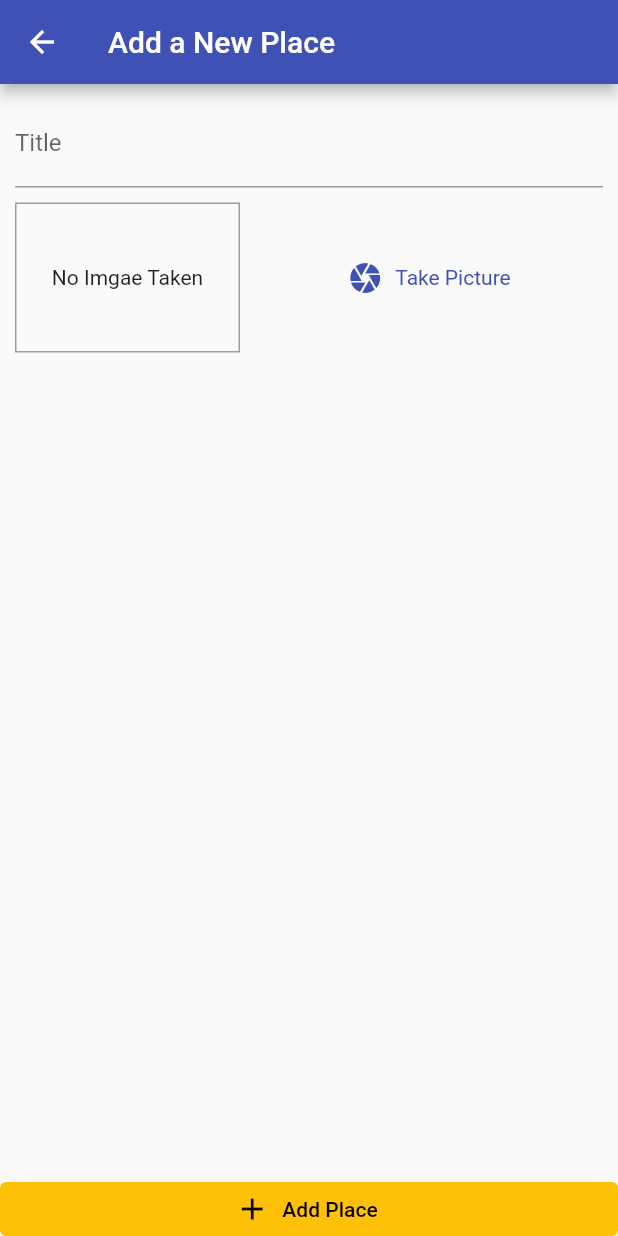
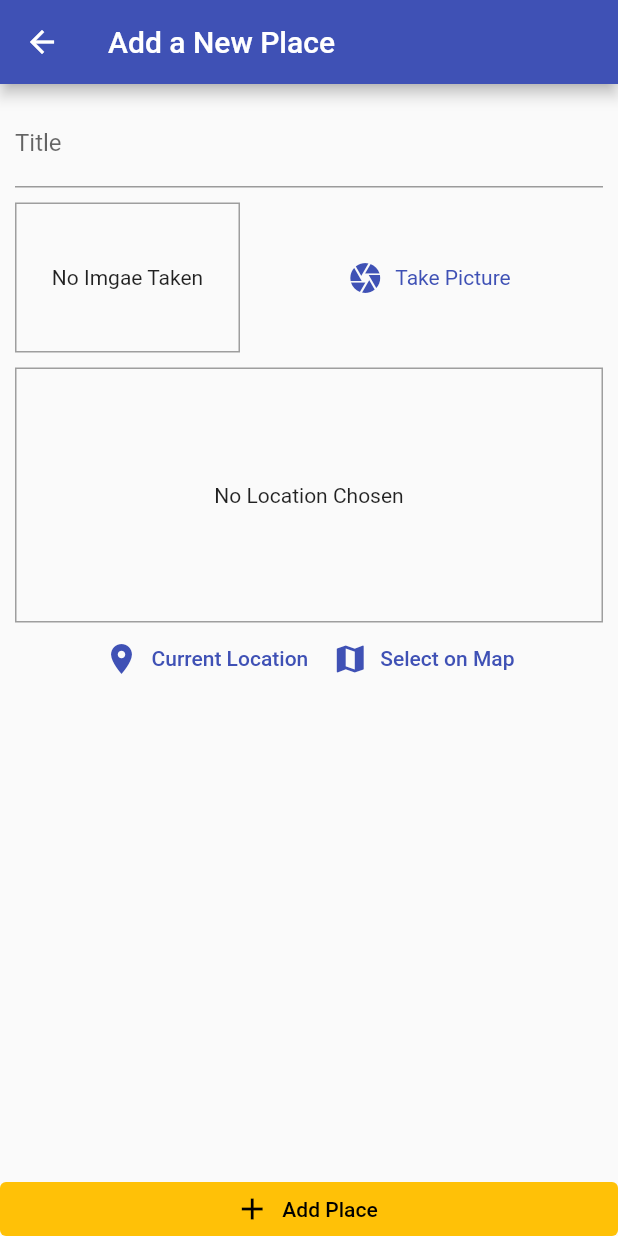
Before and after one commit to Dilman01/great_places_app, a Flutter app: the screen it shows after launch, after a tap on the "add" icon, on a phone screen of 412 x 824 dp. Run offline on Flutter 3.47's test engine with Material 2 defaults, Android fonts, the phone set to English and light mode, and no system bars; our stand-ins replace image_picker, location, sqflite; accounts and stored records are empty.

Commit message:
Add Location input and display a static map

```diff
--- /dev/null
+++ b/lib/helpers/db_helper.dart
@@ -0,0 +1,30 @@
+import 'package:sqflite/sqflite.dart' as sql;
+import 'package:path/path.dart' as path;
+
+class DBHelper {
+  static Future<sql.Database> database() async {
+    final dbPath = await sql.getDatabasesPath();
+    return sql.openDatabase(
+      path.join(dbPath, 'places.db'),
+      onCreate: (db, version) {
+        return db.execute(
+            'CREATE TABLE user_places(id TEXT PRIMARY KEY, title TEXT, image TEXT)');
+      },
+      version: 1,
+    );
+  }
+
+  static Future<void> insert(String table, Map<String, Object> data) async {
+    final db = await DBHelper.database();
+    db.insert(
+      table,
+      data,
+      conflictAlgorithm: sql.ConflictAlgorithm.replace,
+    );
+  }
+
+  static Future<List<Map<String, dynamic>>> getData(String table) async {
+    final db = await DBHelper.database();
+    return db.query(table);
+  }
+}
--- /dev/null
+++ b/lib/helpers/location_helper.dart
@@ -0,0 +1,20 @@
+import 'dart:convert';
+
+import 'package:http/http.dart' as http;
+import 'package:great_places_app/security/google_api_key.dart';
+
+class LocationHelper {
+  static String generateLocationPreviewImage({
+    required double latitude,
+    required double longitude,
+  }) {
+    return 'https://maps.googleapis.com/maps/api/staticmap?center=$latitude,$longitude&zoom=16&size=600x300&maptype=roadmap&markers=color:red%7Clabel:A%7C$latitude,$longitude&key=$GOOGLE_API_KEY';
+  }
+
+  static Future<String> getPlaceAddress(double lat, double lng) async {
+    final url = Uri.parse(
+        'https://maps.googleapis.com/maps/api/geocode/json?latlng=$lat,$lng&key=$GOOGLE_API_KEY');
+    final response = await http.get(url);
+    return json.decode(response.body)['results'][0]['formatted_address'];
+  }
+}
--- a/lib/providers/great_places.dart
+++ b/lib/providers/great_places.dart
@@ -2,6 +2,7 @@ import 'dart:io';
 
 import 'package:flutter/foundation.dart';
 import 'package:great_places_app/models/place.dart';
+import 'package:great_places_app/helpers/db_helper.dart';
 
 class GreatPlaces with ChangeNotifier {
   List<Place> _items = [];
@@ -22,5 +23,25 @@ class GreatPlaces with ChangeNotifier {
     );
     _items.add(newPlace);
     notifyListeners();
+    DBHelper.insert('user_places', {
+      'id': newPlace.id,
+      'title': newPlace.title,
+      'image': newPlace.image.path,
+    });
+  }
+
+  Future<void> fetchAndSetPlaces() async {
+    final dataList = await DBHelper.getData('user_places');
+    _items = dataList
+        .map(
+          (item) => Place(
+            id: item['id'],
+            image: File(item['image']),
+            title: item['title'],
+            location: null,
+          ),
+        )
+        .toList();
+    notifyListeners();
   }
 }
--- a/lib/screens/add_place_screen.dart
+++ b/lib/screens/add_place_screen.dart
@@ -4,6 +4,7 @@ import 'dart:io';
 
 import 'package:flutter/material.dart';
 import 'package:great_places_app/widgets/image_input.dart';
+import 'package:great_places_app/widgets/location_input.dart';
 import 'package:provider/provider.dart';
 import 'package:great_places_app/providers/great_places.dart';
 
@@ -58,6 +59,10 @@ class _AddPlaceScreenState extends State<AddPlaceScreen> {
                       height: 10,
                     ),
                     ImageInput(_selectImage),
+                    SizedBox(
+                      height: 10,
+                    ),
+                    LocationInput(),
                   ],
                 ),
               ),
--- a/lib/screens/places_list_screen.dart
+++ b/lib/screens/places_list_screen.dart
@@ -23,7 +23,15 @@ class PlacesListScreen extends StatelessWidget {
           ),
         ],
       ),
-      body: Consumer<GreatPlaces>(
+      body: FutureBuilder(
+        future: Provider.of<GreatPlaces>(context, listen: false)
+            .fetchAndSetPlaces(),
+        builder: (ctx, snapshot) => snapshot.connectionState ==
+                ConnectionState.waiting
+            ? Center(
+                child: CircularProgressIndicator(),
+              )
+            : Consumer<GreatPlaces>(
                 child: Center(
                   child: Text('Got no places yet, start adding some'),
                 ),
@@ -42,6 +50,7 @@ class PlacesListScreen extends StatelessWidget {
                         ),
                       ),
               ),
+      ),
     );
   }
 }
--- /dev/null
+++ b/lib/widgets/location_input.dart
@@ -0,0 +1,75 @@
+// ignore_for_file: unnecessary_null_comparison, prefer_const_constructors
+
+import 'package:flutter/material.dart';
+import 'package:location/location.dart';
+import 'package:great_places_app/helpers/location_helper.dart';
+
+class LocationInput extends StatefulWidget {
+  const LocationInput({super.key});
+
+  @override
+  State<LocationInput> createState() => _LocationInputState();
+}
+
+class _LocationInputState extends State<LocationInput> {
+  String? _previewImageUrl;
+
+  Future<void> _getCurrentUserLocation() async {
+    final locData = await Location().getLocation();
+
+    final staticMapImageUrl = LocationHelper.generateLocationPreviewImage(
+      latitude: locData.latitude!,
+      longitude: locData.longitude!,
+    );
+    setState(() {
+      _previewImageUrl = staticMapImageUrl;
+    });
+  }
+
+  @override
+  Widget build(BuildContext context) {
+    return Column(
+      children: [
+        Container(
+          height: 170,
+          width: double.infinity,
+          alignment: Alignment.center,
+          decoration: BoxDecoration(
+            border: Border.all(width: 1, color: Colors.grey),
+          ),
+          child: _previewImageUrl == null
+              ? Text(
+                  'No Location Chosen',
+                  textAlign: TextAlign.center,
+                )
+              : Image.network(
+                  _previewImageUrl!,
+                  fit: BoxFit.cover,
+                  width: double.infinity,
+                ),
+        ),
+        Row(
+          mainAxisAlignment: MainAxisAlignment.center,
+          children: [
+            TextButton.icon(
+              icon: Icon(Icons.location_on),
+              label: Text('Current Location'),
+              style: TextButton.styleFrom(
+                primary: Theme.of(context).primaryColor,
+              ),
+              onPressed: _getCurrentUserLocation,
+            ),
+            TextButton.icon(
+              icon: Icon(Icons.map),
+              label: Text('Select on Map'),
+              style: TextButton.styleFrom(
+                primary: Theme.of(context).primaryColor,
+              ),
+              onPressed: () {},
+            ),
+          ],
+        ),
+      ],
+    );
+  }
+}
--- a/pubspec.yaml
+++ b/pubspec.yaml
@@ -33,6 +33,9 @@ dependencies:
   image_picker: ^0.8.5+3
   path_provider: ^2.0.11
   path: ^1.8.2
+  sqflite: ^2.0.3
+  location: ^4.4.0
+  http: ^0.13.4
 
 
   # The following adds the Cupertino Icons font to your application.
```
Also changed, not shown: pubspec.lock, 3 other files. Lines whose indentation alone changed are shown as unchanged.
